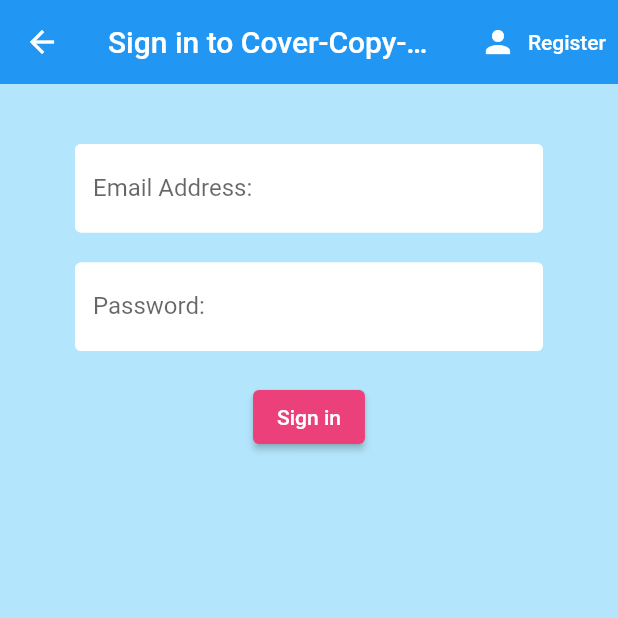
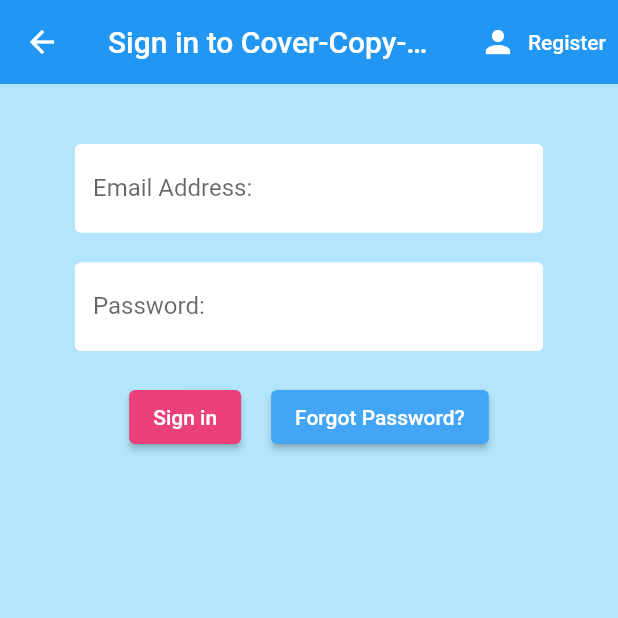
Before and after one commit to miyamot0/CCC_math_facts_flutter, a Flutter app: the SignIn screen opened directly, on a phone screen of 412 x 824 dp, the top half of it. Run offline on Flutter 3.47's test engine with Material 2 defaults, Android fonts, the phone set to English and light mode, and no system bars; our stand-ins replace cloud_firestore, firebase_auth, firebase_core, flutter_spinkit, flutter_svg, package_info; missing offline and left inert: align_positioned; accounts and stored records are empty; statements that could not run were skipped.

Commit message:
Add password reset features

```diff
--- a/lib/screens/authentication/sign_in.dart
+++ b/lib/screens/authentication/sign_in.dart
@@ -98,9 +98,13 @@ class _SignInState extends State<SignIn> {
                         },
                       ),
                       const SizedBox(height: 20),
+                      Center(
+                        child: Row(
+                          mainAxisAlignment: MainAxisAlignment.center,
+                          children: [
                             ElevatedButton(
-                        style:
-                            ElevatedButton.styleFrom(primary: Colors.pink[400]),
+                              style: ElevatedButton.styleFrom(
+                                  primary: Colors.pink[400]),
                               child: const Text("Sign in",
                                   style: TextStyle(color: Colors.white)),
                               onPressed: () async {
@@ -121,6 +125,30 @@ class _SignInState extends State<SignIn> {
                               },
                             ),
                             const SizedBox(
+                              width: 20,
+                            ),
+                            ElevatedButton(
+                              style: ElevatedButton.styleFrom(
+                                  primary: Colors.blue[400]),
+                              child: const Text("Forgot Password?",
+                                  style: TextStyle(color: Colors.white)),
+                              onPressed: () async {
+                                String msg = await _auth.resetPassword(email);
+
+                                showDialog(
+                                    context: context,
+                                    builder: (BuildContext context) {
+                                      return AlertDialog(
+                                        title: const Text("Password Reset"),
+                                        content: Text(msg),
+                                      );
+                                    });
+                              },
+                            ),
+                          ],
+                        ),
+                      ),
+                      const SizedBox(
                         height: 12.0,
                       ),
                       Text(
```
Also changed, not shown: lib/services/auth.dart (+12 -0 lines). Lines whose indentation alone changed are shown as unchanged.
